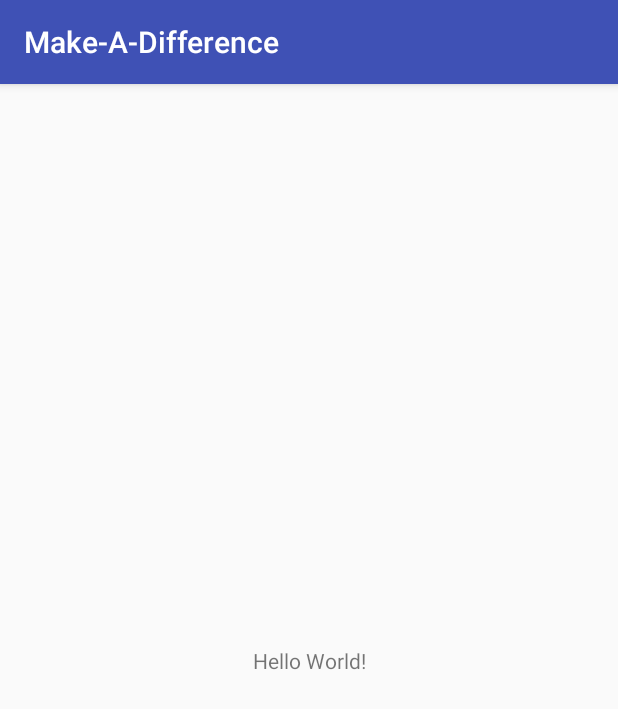
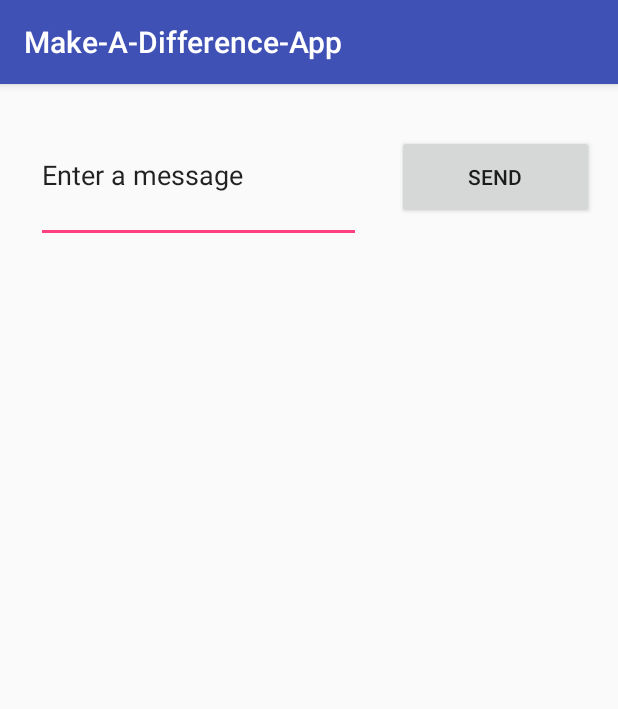
Before and after one commit to vadini-agrawal/make-a-difference, an Android app: the screen it shows after launch (MainActivity), on a phone screen of 412 x 824 dp. Shown: the top 709 px of the screen. Run offline under Robolectric (Android 15) with nearby library versions, the phone set to English and light mode, and no system bars.

Commit message:
Text box

```diff
--- a/app/src/main/res/layout/activity_main.xml
+++ b/app/src/main/res/layout/activity_main.xml
@@ -6,13 +6,29 @@
     android:layout_height="match_parent"
     tools:context="coc.gatech.edu.make_a_difference.MainActivity">
 
-    <TextView
-        android:layout_width="wrap_content"
-        android:layout_height="wrap_content"
-        android:text="Hello World!"
-        app:layout_constraintBottom_toBottomOf="parent"
-        app:layout_constraintLeft_toLeftOf="parent"
-        app:layout_constraintRight_toRightOf="parent"
+    <EditText
+        android:id="@+id/editText"
+        android:layout_width="0dp"
+        android:layout_height="90dp"
+        android:layout_marginStart="24dp"
+        android:layout_marginTop="16dp"
+        android:ems="10"
+        android:inputType="textPersonName"
+        android:text="@string/edit_message"
+        app:layout_constraintEnd_toStartOf="@+id/button"
+        app:layout_constraintHorizontal_bias="0.5"
+        app:layout_constraintStart_toStartOf="parent"
         app:layout_constraintTop_toTopOf="parent" />
 
+    <Button
+        android:id="@+id/button"
+        android:layout_width="131dp"
+        android:layout_height="56dp"
+        android:layout_marginEnd="16dp"
+        android:layout_marginStart="24dp"
+        android:text="@string/button_send"
+        app:layout_constraintBaseline_toBaselineOf="@+id/editText"
+        app:layout_constraintEnd_toEndOf="parent"
+        app:layout_constraintHorizontal_bias="0.5"
+        app:layout_constraintStart_toEndOf="@+id/editText" />
 </android.support.constraint.ConstraintLayout>
--- a/app/src/main/res/values/strings.xml
+++ b/app/src/main/res/values/strings.xml
@@ -1,3 +1,5 @@
 <resources>
-    <string name="app_name">Make-A-Difference</string>
+    <string name="app_name">Make-A-Difference-App</string>
+    <string name="edit_message">Enter a message</string>
+    <string name="button_send">Send</string>
 </resources>
--- a/build.gradle
+++ b/build.gradle
@@ -3,6 +3,10 @@
 buildscript {
     repositories {
         jcenter()
+        maven {
+            url 'https://maven.google.com/'
+            name 'Google'
+        }
     }
     dependencies {
         classpath 'com.android.tools.build:gradle:2.3.3'
@@ -15,6 +19,10 @@
 allprojects {
     repositories {
         jcenter()
+        maven {
+            url 'https://maven.google.com/'
+            name 'Google'
+        }
     }
 }
 
```
